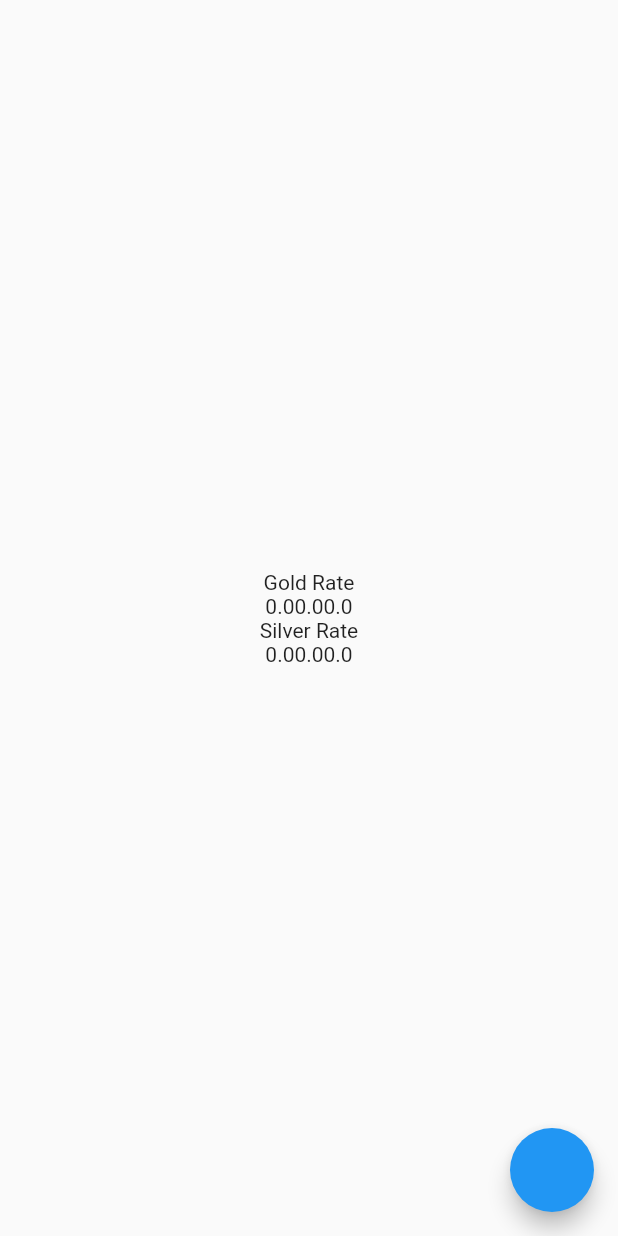
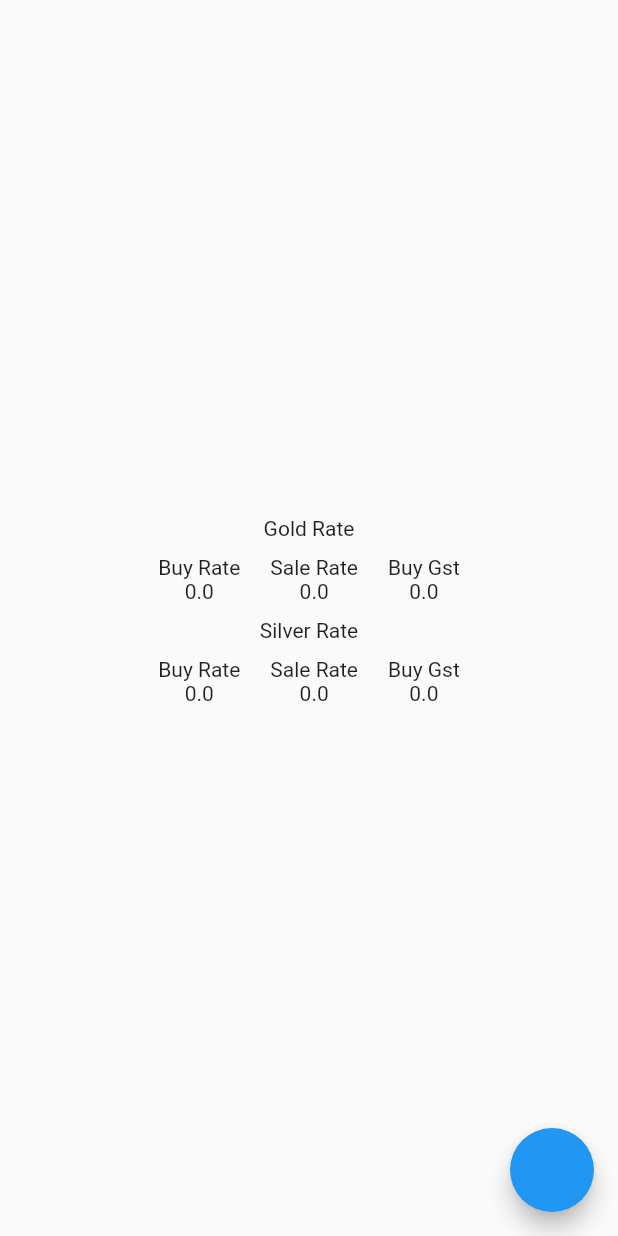
Before and after one commit to akshaysalunkhe705/gold-silver-rate, a Flutter app: the screen it shows after launch, on a phone screen of 412 x 824 dp. Run offline on Flutter 3.47's test engine with Material 2 defaults, Android fonts, the phone set to English and light mode, and no system bars; our stand-ins replace dio, get_it; missing offline and left inert: dart:ffi.

Commit message:
Test one

```diff
--- a/lib/scoped_model/rate_scoped_model.dart
+++ b/lib/scoped_model/rate_scoped_model.dart
@@ -19,7 +19,7 @@ class RateScopedModel extends BaseModel {
 
     gold_buy_rate = response.data['sell_gold_rate'];
     gold_sale_rate = response.data['buy_gold_rate'];
-    silver_buy_rate = response.data['sell_silver_rate'];
+    silver_sale_rate = response.data['sell_silver_rate'];
     silver_buy_rate = response.data['buy_silver_rate'];
     buy_gold_gst = response.data['buy_gold_gst'];
     buy_silver_gst = response.data['buy_silver_gst'];
--- a/lib/views/home/home.dart
+++ b/lib/views/home/home.dart
@@ -23,16 +23,19 @@ class Home extends StatelessWidget {
                     mainAxisAlignment: MainAxisAlignment.center,
                     children: [
                       RateBox(
+                        "Buy Rate",
                         model.gold_buy_rate != null
                             ? model.gold_buy_rate
                             : "0.0",
                       ),
                       RateBox(
+                        "Sale Rate",
                         model.gold_sale_rate != null
                             ? model.gold_sale_rate
                             : "0.0",
                       ),
                       RateBox(
+                        "Buy Gst",
                         model.buy_gold_gst != null ? model.buy_gold_gst : "0.0",
                       ),
                     ],
@@ -42,16 +45,19 @@ class Home extends StatelessWidget {
                     mainAxisAlignment: MainAxisAlignment.center,
                     children: [
                       RateBox(
+                        "Buy Rate",
                         model.silver_buy_rate != null
                             ? model.silver_buy_rate
                             : "0.0",
                       ),
                       RateBox(
+                        "Sale Rate",
                         model.silver_sale_rate != null
                             ? model.silver_sale_rate
                             : "0.0",
                       ),
                       RateBox(
+                        "Buy Gst",
                         model.buy_silver_gst != null
                             ? model.buy_silver_gst
                             : "0.0",
--- a/lib/widgets/rate_box.dart
+++ b/lib/widgets/rate_box.dart
@@ -3,13 +3,20 @@ import 'dart:ffi';
 import 'package:flutter/material.dart';
 
 class RateBox extends StatelessWidget {
+  final String title;
   final String rate;
-  RateBox(this.rate);
+  RateBox(this.title, this.rate);
 
   @override
   Widget build(BuildContext context) {
     return Container(
-      child: Text(this.rate),
+      padding: EdgeInsets.all(10.0),
+      child: Column(
+        children: [
+          Text(this.title),
+          Text(this.rate),
+        ],
+      ),
     );
   }
 }
```
